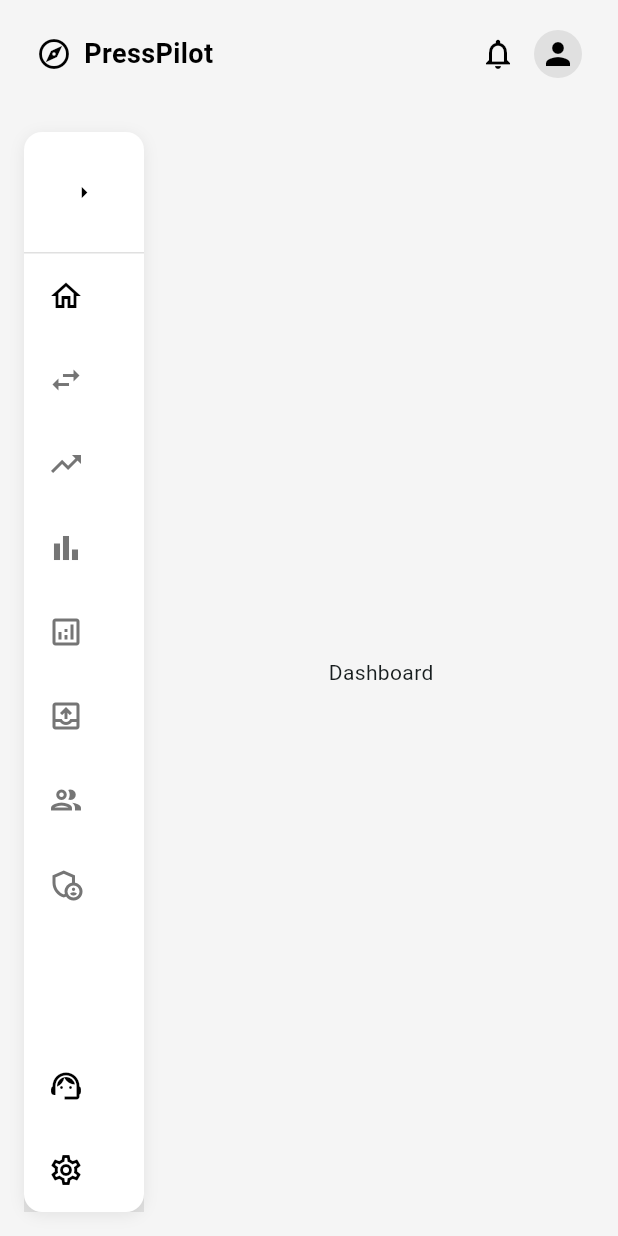
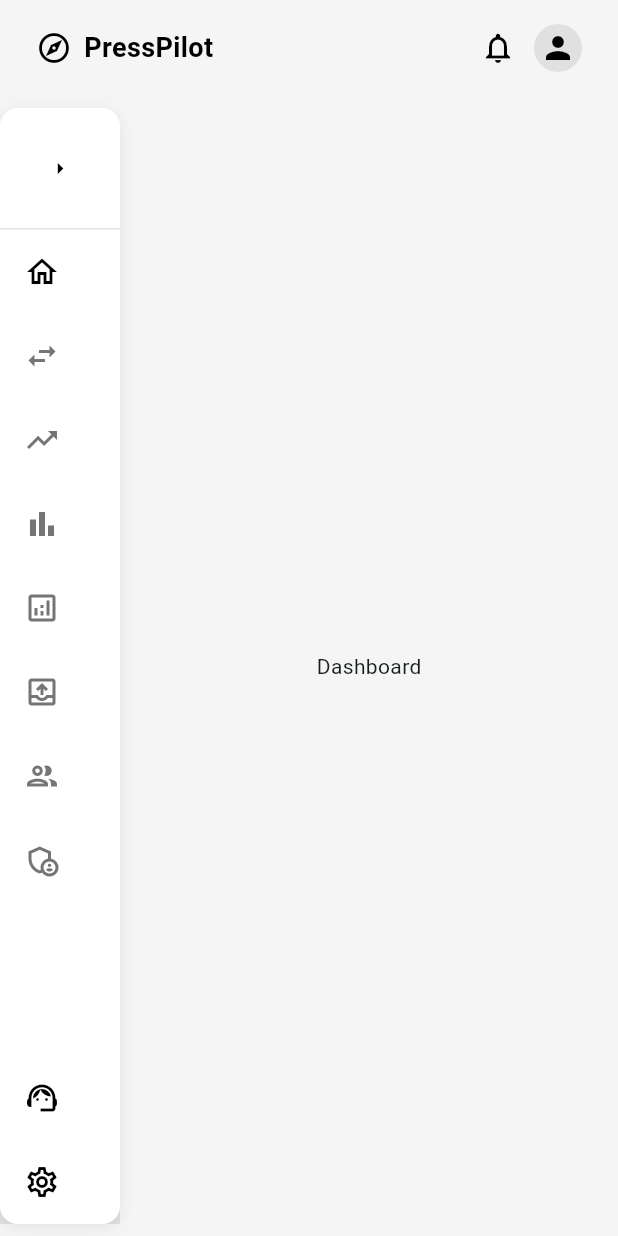
Before and after one commit to DebdaruDG/NewsForg, a Flutter app: the DashboardWrapper screen opened by its route, on a phone screen of 412 x 824 dp. Run offline on Flutter 3.47's test engine with Material 3 defaults, Android fonts, the light colour scheme and no system bars; our stand-ins replace go_router.

Commit message:
refactoring the code.

```diff
--- a/B2B Portal/lib/screens/dashboard/dashboard_wrapper.dart
+++ b/B2B Portal/lib/screens/dashboard/dashboard_wrapper.dart
@@ -42,9 +42,32 @@ class _DashboardWrapperState extends State<DashboardWrapper> {
       body: Column(
         children: [
           // Navbar
-          Container(
-            padding: const EdgeInsets.symmetric(horizontal: 24, vertical: 12),
-            color: DashboardColors.cardBackground, // Matches canvas background
+          _navBar,
+          // Main layout with Sidebar and Content
+          Expanded(
+            child: Row(
+              children: [
+                // Sidebar with margin and padding
+                Padding(
+                  padding: const EdgeInsets.only(right: 16, top: 8, bottom: 8),
+                  child: _sideBarContent(
+                    maxSidebarWidth,
+                    collapsedSidebarWidth,
+                  ),
+                ),
+                // Main content
+                Expanded(child: _mainBody),
+              ],
+            ),
+          ),
+        ],
+      ),
+    );
+  }
+
+  Widget get _navBar => Container(
+    padding: const EdgeInsets.symmetric(horizontal: 24, vertical: 8),
+    color: DashboardColors.cardBackground,
     child: Row(
       mainAxisAlignment: MainAxisAlignment.spaceBetween,
       children: [
@@ -57,10 +80,7 @@ class _DashboardWrapperState extends State<DashboardWrapper> {
               size: 24,
             ),
             const SizedBox(width: 8),
-                    Text(
-                      'PressPilot',
-                      style: DashboardTextStyles.sectionHeader,
-                    ),
+            Text('PressPilot', style: DashboardTextStyles.sectionHeader),
           ],
         ),
         // User actions
@@ -77,33 +97,22 @@ class _DashboardWrapperState extends State<DashboardWrapper> {
             const CircleAvatar(
               radius: 16,
               backgroundColor: DashboardColors.lightGrey,
-                      child: Icon(
-                        Icons.person,
-                        color: DashboardColors.primaryBlack,
-                      ),
+              child: Icon(Icons.person, color: DashboardColors.primaryBlack),
             ),
           ],
         ),
       ],
     ),
-          ),
-          // Main layout with Sidebar and Content
-          Expanded(
-            child: Row(
-              children: [
-                // Sidebar with margin and padding
-                Padding(
-                  padding: const EdgeInsets.all(16),
-                  child: AnimatedContainer(
+  );
+
+  Widget _sideBarContent(
+    double maxSidebarWidth,
+    double collapsedSidebarWidth,
+  ) => AnimatedContainer(
     duration: const Duration(milliseconds: 300),
-                    width:
-                        _isSidebarExpanded
-                            ? maxSidebarWidth
-                            : collapsedSidebarWidth,
+    width: _isSidebarExpanded ? maxSidebarWidth : collapsedSidebarWidth,
     decoration: BoxDecoration(
-                      color:
-                          DashboardColors
-                              .primaryWhite, // White inner background
+      color: DashboardColors.primaryWhite, // White inner background
       borderRadius: BorderRadius.circular(12),
       boxShadow: [
         BoxShadow(
@@ -147,9 +156,7 @@ class _DashboardWrapperState extends State<DashboardWrapper> {
                 ),
               IconButton(
                 icon: Icon(
-                                  _isSidebarExpanded
-                                      ? Icons.arrow_left
-                                      : Icons.arrow_right,
+                  _isSidebarExpanded ? Icons.arrow_left : Icons.arrow_right,
                   color: DashboardColors.primaryBlack,
                   size: 18,
                 ),
@@ -158,10 +165,7 @@ class _DashboardWrapperState extends State<DashboardWrapper> {
             ],
           ),
         ),
-                        const Divider(
-                          height: 1,
-                          color: DashboardColors.lightGrey,
-                        ),
+        const Divider(height: 1, color: DashboardColors.lightGrey),
         // Sidebar items using ListView.builder
         Expanded(
           child: ListView.builder(
@@ -188,16 +192,10 @@ class _DashboardWrapperState extends State<DashboardWrapper> {
         }),
       ],
     ),
-                  ),
-                ),
-                // Main content
-                Expanded(
-                  child: Padding(
-                    padding: const EdgeInsets.only(
-                      right: 16,
-                      top: 16,
-                      bottom: 16,
-                    ),
+  );
+
+  Widget get _mainBody => Padding(
+    padding: const EdgeInsets.only(right: 16, top: 8, bottom: 8),
     child: SingleChildScrollView(
       child: Column(
         mainAxisSize: MainAxisSize.min,
@@ -205,15 +203,7 @@ class _DashboardWrapperState extends State<DashboardWrapper> {
         children: [widget.child],
       ),
     ),
-                  ),
-                ),
-              ],
-            ),
-          ),
-        ],
-      ),
   );
-  }
 
   Widget _buildSidebarItem(
     BuildContext context, {
```
Lines whose indentation alone changed are shown as unchanged.
